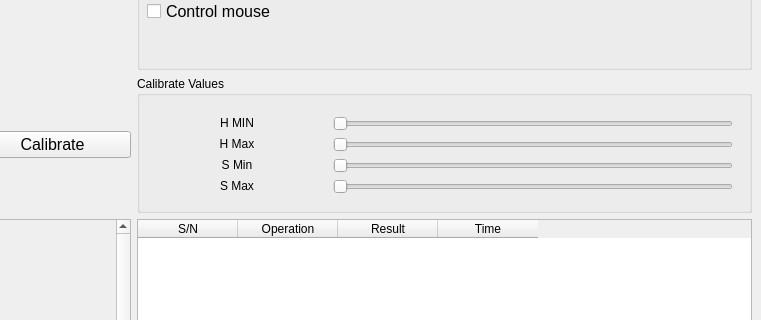
Above: src/gui/controller_dialog.ui from RandomGuy-coder/Gestro before the change; both pictures show x 519 to 1280 and y 300 to 620 of the 1280 by 720 pixel window. Below: the same form after it.
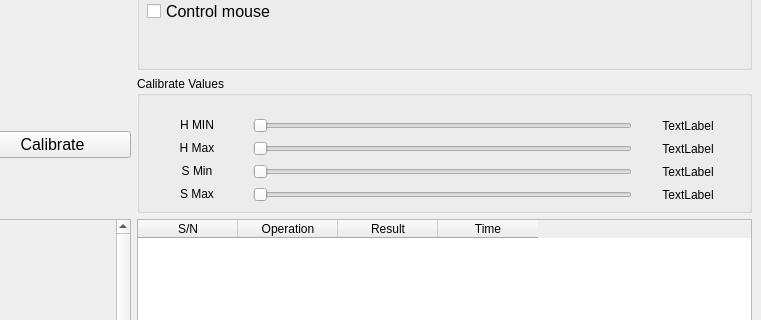
That is the form after the change.

Commit message: "Added slider values to see"

Diff of the .ui file:
```diff
--- a/src/gui/controller_dialog.ui
+++ b/src/gui/controller_dialog.ui
@@ -294,25 +294,31 @@
         <rect>
          <x>10</x>
          <y>40</y>
-         <width>601</width>
+         <width>591</width>
          <height>88</height>
         </rect>
        </property>
-       <layout class="QFormLayout" name="formLayout">
+       <layout class="QGridLayout" name="gridLayout_2">
         <item row="0" column="0">
          <widget class="QLabel" name="hMinLabel">
           <property name="sizePolicy">
-           <sizepolicy hsizetype="Preferred" vsizetype="Fixed">
+           <sizepolicy hsizetype="MinimumExpanding" vsizetype="Fixed">
             <horstretch>1</horstretch>
             <verstretch>0</verstretch>
            </sizepolicy>
           </property>
           <property name="minimumSize">
            <size>
-            <width>180</width>
+            <width>0</width>
             <height>0</height>
            </size>
           </property>
+          <property name="maximumSize">
+           <size>
+            <width>100</width>
+            <height>16777215</height>
+           </size>
+          </property>
           <property name="text">
            <string>H MIN</string>
           </property>
@@ -321,57 +327,10 @@
           </property>
          </widget>
         </item>
-        <item row="0" column="1">
-         <widget class="QSlider" name="hMinSlider">
-          <property name="sizePolicy">
-           <sizepolicy hsizetype="MinimumExpanding" vsizetype="Fixed">
-            <horstretch>0</horstretch>
-            <verstretch>0</verstretch>
-           </sizepolicy>
-          </property>
-          <property name="maximumSize">
-           <size>
-            <width>400</width>
-            <height>16777215</height>
-           </size>
-          </property>
-          <property name="maximum">
-           <number>50</number>
-          </property>
-          <property name="pageStep">
-           <number>1</number>
-          </property>
-          <property name="orientation">
-           <enum>Qt::Horizontal</enum>
-          </property>
-         </widget>
-        </item>
-        <item row="1" column="0">
-         <widget class="QLabel" name="hMaxLabel">
-          <property name="sizePolicy">
-           <sizepolicy hsizetype="Preferred" vsizetype="Fixed">
-            <horstretch>1</horstretch>
-            <verstretch>0</verstretch>
-           </sizepolicy>
-          </property>
-          <property name="minimumSize">
-           <size>
-            <width>180</width>
-            <height>0</height>
-           </size>
-          </property>
-          <property name="text">
-           <string>H Max</string>
-          </property>
-          <property name="alignment">
-           <set>Qt::AlignCenter</set>
-          </property>
-         </widget>
-        </item>
         <item row="1" column="1">
          <widget class="QSlider" name="hMaxSlider">
           <property name="sizePolicy">
-           <sizepolicy hsizetype="MinimumExpanding" vsizetype="Fixed">
+           <sizepolicy hsizetype="Expanding" vsizetype="Fixed">
             <horstretch>0</horstretch>
             <verstretch>0</verstretch>
            </sizepolicy>
@@ -396,67 +355,26 @@
           </property>
          </widget>
         </item>
-        <item row="2" column="0">
-         <widget class="QLabel" name="sMinLabel">
-          <property name="sizePolicy">
-           <sizepolicy hsizetype="Preferred" vsizetype="Fixed">
-            <horstretch>1</horstretch>
-            <verstretch>0</verstretch>
-           </sizepolicy>
-          </property>
-          <property name="minimumSize">
-           <size>
-            <width>180</width>
-            <height>0</height>
-           </size>
-          </property>
-          <property name="text">
-           <string>S Min</string>
-          </property>
-          <property name="alignment">
-           <set>Qt::AlignCenter</set>
-          </property>
-         </widget>
-        </item>
-        <item row="2" column="1">
-         <widget class="QSlider" name="sMinSlider">
-          <property name="sizePolicy">
-           <sizepolicy hsizetype="MinimumExpanding" vsizetype="Fixed">
-            <horstretch>0</horstretch>
-            <verstretch>0</verstretch>
-           </sizepolicy>
-          </property>
-          <property name="maximumSize">
-           <size>
-            <width>400</width>
-            <height>16777215</height>
-           </size>
-          </property>
-          <property name="maximum">
-           <number>255</number>
-          </property>
-          <property name="pageStep">
-           <number>1</number>
-          </property>
-          <property name="orientation">
-           <enum>Qt::Horizontal</enum>
-          </property>
-         </widget>
-        </item>
         <item row="3" column="0">
          <widget class="QLabel" name="sMaxLabel">
           <property name="sizePolicy">
-           <sizepolicy hsizetype="Preferred" vsizetype="Fixed">
+           <sizepolicy hsizetype="MinimumExpanding" vsizetype="Fixed">
             <horstretch>1</horstretch>
             <verstretch>0</verstretch>
            </sizepolicy>
           </property>
           <property name="minimumSize">
            <size>
-            <width>180</width>
+            <width>0</width>
             <height>0</height>
            </size>
           </property>
+          <property name="maximumSize">
+           <size>
+            <width>100</width>
+            <height>16777215</height>
+           </size>
+          </property>
           <property name="text">
            <string>S Max</string>
           </property>
@@ -465,10 +383,63 @@
           </property>
          </widget>
         </item>
+        <item row="2" column="1">
+         <widget class="QSlider" name="sMinSlider">
+          <property name="sizePolicy">
+           <sizepolicy hsizetype="Expanding" vsizetype="Fixed">
+            <horstretch>0</horstretch>
+            <verstretch>0</verstretch>
+           </sizepolicy>
+          </property>
+          <property name="maximumSize">
+           <size>
+            <width>400</width>
+            <height>16777215</height>
+           </size>
+          </property>
+          <property name="maximum">
+           <number>255</number>
+          </property>
+          <property name="pageStep">
+           <number>1</number>
+          </property>
+          <property name="orientation">
+           <enum>Qt::Horizontal</enum>
+          </property>
+         </widget>
+        </item>
+        <item row="2" column="0">
+         <widget class="QLabel" name="sMinLabel">
+          <property name="sizePolicy">
+           <sizepolicy hsizetype="MinimumExpanding" vsizetype="Fixed">
+            <horstretch>1</horstretch>
+            <verstretch>0</verstretch>
+           </sizepolicy>
+          </property>
+          <property name="minimumSize">
+           <size>
+            <width>0</width>
+            <height>0</height>
+           </size>
+          </property>
+          <property name="maximumSize">
+           <size>
+            <width>100</width>
+            <height>16777215</height>
+           </size>
+          </property>
+          <property name="text">
+           <string>S Min</string>
+          </property>
+          <property name="alignment">
+           <set>Qt::AlignCenter</set>
+          </property>
+         </widget>
+        </item>
         <item row="3" column="1">
          <widget class="QSlider" name="sMaxSlider">
           <property name="sizePolicy">
-           <sizepolicy hsizetype="MinimumExpanding" vsizetype="Fixed">
+           <sizepolicy hsizetype="Expanding" vsizetype="Fixed">
             <horstretch>0</horstretch>
             <verstretch>0</verstretch>
            </sizepolicy>
@@ -487,6 +458,147 @@
           </property>
          </widget>
         </item>
+        <item row="0" column="1">
+         <widget class="QSlider" name="hMinSlider">
+          <property name="sizePolicy">
+           <sizepolicy hsizetype="Expanding" vsizetype="Fixed">
+            <horstretch>0</horstretch>
+            <verstretch>0</verstretch>
+           </sizepolicy>
+          </property>
+          <property name="maximumSize">
+           <size>
+            <width>400</width>
+            <height>16777215</height>
+           </size>
+          </property>
+          <property name="maximum">
+           <number>50</number>
+          </property>
+          <property name="pageStep">
+           <number>1</number>
+          </property>
+          <property name="orientation">
+           <enum>Qt::Horizontal</enum>
+          </property>
+         </widget>
+        </item>
+        <item row="1" column="0">
+         <widget class="QLabel" name="hMaxLabel">
+          <property name="sizePolicy">
+           <sizepolicy hsizetype="MinimumExpanding" vsizetype="Fixed">
+            <horstretch>1</horstretch>
+            <verstretch>0</verstretch>
+           </sizepolicy>
+          </property>
+          <property name="minimumSize">
+           <size>
+            <width>0</width>
+            <height>0</height>
+           </size>
+          </property>
+          <property name="maximumSize">
+           <size>
+            <width>100</width>
+            <height>16777215</height>
+           </size>
+          </property>
+          <property name="text">
+           <string>H Max</string>
+          </property>
+          <property name="alignment">
+           <set>Qt::AlignCenter</set>
+          </property>
+         </widget>
+        </item>
+        <item row="0" column="2">
+         <widget class="QLabel" name="hMinValue">
+          <property name="sizePolicy">
+           <sizepolicy hsizetype="Fixed" vsizetype="Preferred">
+            <horstretch>0</horstretch>
+            <verstretch>0</verstretch>
+           </sizepolicy>
+          </property>
+          <property name="minimumSize">
+           <size>
+            <width>100</width>
+            <height>0</height>
+           </size>
+          </property>
+          <property name="maximumSize">
+           <size>
+            <width>100</width>
+            <height>16777215</height>
+           </size>
+          </property>
+          <property name="text">
+           <string>TextLabel</string>
+          </property>
+          <property name="alignment">
+           <set>Qt::AlignCenter</set>
+          </property>
+         </widget>
+        </item>
+        <item row="1" column="2">
+         <widget class="QLabel" name="hMaxValue">
+          <property name="minimumSize">
+           <size>
+            <width>100</width>
+            <height>0</height>
+           </size>
+          </property>
+          <property name="maximumSize">
+           <size>
+            <width>100</width>
+            <height>16777215</height>
+           </size>
+          </property>
+          <property name="text">
+           <string>TextLabel</string>
+          </property>
+          <property name="alignment">
+           <set>Qt::AlignCenter</set>
+          </property>
+         </widget>
+        </item>
+        <item row="2" column="2">
+         <widget class="QLabel" name="sMinValue">
+          <property name="minimumSize">
+           <size>
+            <width>100</width>
+            <height>0</height>
+           </size>
+          </property>
+          <property name="maximumSize">
+           <size>
+            <width>100</width>
+            <height>16777215</height>
+           </size>
+          </property>
+          <property name="text">
+           <string>TextLabel</string>
+          </property>
+          <property name="alignment">
+           <set>Qt::AlignCenter</set>
+          </property>
+         </widget>
+        </item>
+        <item row="3" column="2">
+         <widget class="QLabel" name="sMaxValue">
+          <property name="minimumSize">
+           <size>
+            <width>100</width>
+            <height>0</height>
+           </size>
+          </property>
+          <property name="text">
+           <string>TextLabel</string>
+          </property>
+          <property name="alignment">
+           <set>Qt::AlignCenter</set>
+          </property>
+         </widget>
+        </item>
        </layout>
       </widget>
      </widget>
```
The commit also changes 4 other files.
